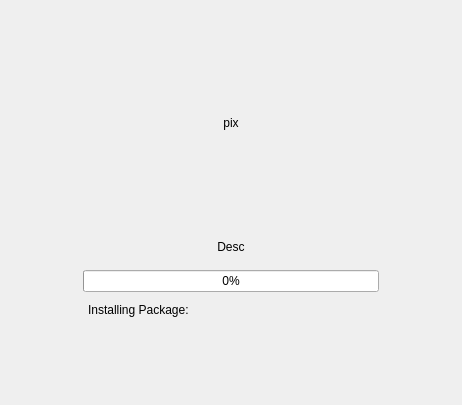
Old version of the form yali/gui/Ui/installwidget.ui in the repository dadas45li/yali.
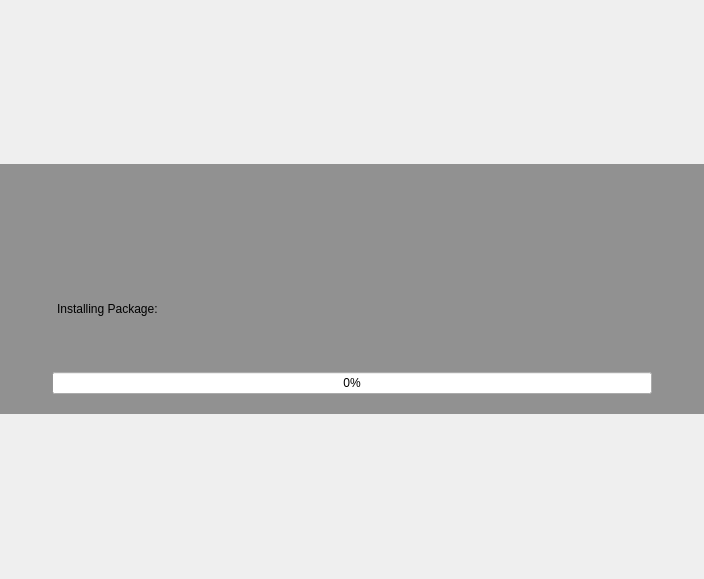
New version of the form. Icons and pictures are not drawn.

Commit message: modify install screen

What changed in the file:
```diff
--- a/yali/gui/Ui/installwidget.ui
+++ b/yali/gui/Ui/installwidget.ui
@@ -6,32 +6,106 @@
    <rect>
     <x>0</x>
     <y>0</y>
-    <width>462</width>
-    <height>405</height>
+    <width>704</width>
+    <height>579</height>
    </rect>
   </property>
   <property name="windowTitle">
    <string>Form3</string>
   </property>
   <layout class="QGridLayout" name="gridLayout">
-   <item row="0" column="0" colspan="2">
-    <spacer>
-     <property name="orientation">
-      <enum>Qt::Horizontal</enum>
-     </property>
-     <property name="sizeType">
-      <enum>QSizePolicy::Expanding</enum>
-     </property>
-     <property name="sizeHint" stdset="0">
+   <property name="margin">
+    <number>0</number>
+   </property>
+   <property name="spacing">
+    <number>0</number>
+   </property>
+   <item row="0" column="0">
+    <widget class="QFrame" name="frame">
+     <property name="sizePolicy">
+      <sizepolicy hsizetype="Expanding" vsizetype="Maximum">
+       <horstretch>0</horstretch>
+       <verstretch>0</verstretch>
+      </sizepolicy>
+     </property>
+     <property name="minimumSize">
       <size>
-       <width>138</width>
-       <height>171</height>
+       <width>600</width>
+       <height>250</height>
       </size>
      </property>
-    </spacer>
-   </item>
+     <property name="maximumSize">
+      <size>
+       <width>16777215</width>
+       <height>250</height>
+      </size>
+     </property>
+     <property name="styleSheet">
+      <string notr="true">#frame{
+background-color: rgba(0,0,0,100);
+}
+
+
+QListView {
+     show-decoration-selected: 1; /* make the selection span the entire width of the view */
+ }
+
+ QListView::item{
+	border-radius: 2px;
+    border:0px;
+padding: 5px
+}
+
+ QListView::item:selected {
+border:0px;
+ }
+
+ QListView::item:selected:!active {
+     background-color: qlineargradient(spread:pad, x1:0.5, y1:1, x2:0.5, y2:0, stop:0 rgba(129, 3, 3, 255), stop:0.0192308 rgba(160, 35, 25, 255), stop:0.521739 rgba(166, 35, 29, 255), stop:0.531585 rgba(184, 46, 40, 255), stop:0.983696 rgba(168, 78, 74, 255), stop:1 rgba(210, 110, 110, 255));
+
+ }
+
+ QListView::item:selected:active {
+     background-color: qlineargradient(spread:pad, x1:0.5, y1:1, x2:0.5, y2:0, stop:0 rgba(129, 3, 3, 255), stop:0.0192308 rgba(160, 35, 25, 255), stop:0.521739 rgba(166, 35, 29, 255), stop:0.531585 rgba(184, 46, 40, 255), stop:0.983696 rgba(168, 78, 74, 255), stop:1 rgba(210, 110, 110, 255));
+ }
+
+ QListView::item:hover {
+     background-color: qlineargradient(spread:pad, x1:0.5, y1:1, x2:0.5, y2:0, stop:0 rgba(129, 3, 3, 100), stop:0.0192308 rgba(160, 35, 25, 100), stop:0.521739 rgba(166, 35, 29, 100), stop:0.531585 rgba(184, 46, 40, 100), stop:0.983696 rgba(168, 78, 74, 100), stop:1 rgba(210, 110, 110, 100));
+ }</string>
+     </property>
+     <property name="frameShape">
+      <enum>QFrame::NoFrame</enum>
+     </property>
+     <property name="frameShadow">
+      <enum>QFrame::Plain</enum>
+     </property>
+     <property name="lineWidth">
+      <number>0</number>
+     </property>
+     <layout class="QGridLayout" name="gridLayout_4">
+      <property name="leftMargin">
+       <number>0</number>
+      </property>
+      <property name="topMargin">
+       <number>10</number>
+      </property>
+      <property name="rightMargin">
+       <number>0</number>
+      </property>
+      <property name="bottomMargin">
+       <number>20</number>
+      </property>
+      <property name="horizontalSpacing">
+       <number>30</number>
+      </property>
+      <property name="verticalSpacing">
+       <number>0</number>
+      </property>
    <item row="0" column="2">
-    <layout class="QVBoxLayout">
+       <layout class="QVBoxLayout" name="verticalLayout">
+        <property name="spacing">
+         <number>0</number>
+        </property>
      <item>
       <widget class="QLabel" name="pix">
        <property name="sizePolicy">
@@ -40,8 +114,23 @@
          <verstretch>0</verstretch>
         </sizepolicy>
        </property>
+          <property name="minimumSize">
+           <size>
+            <width>0</width>
+            <height>246</height>
+           </size>
+          </property>
+          <property name="maximumSize">
+           <size>
+            <width>16777215</width>
+            <height>128</height>
+           </size>
+          </property>
        <property name="text">
-        <string>pix</string>
+           <string/>
+          </property>
+          <property name="pixmap">
+           <pixmap resource="../../data.qrc">:/gui/pics/welcome.png</pixmap>
        </property>
        <property name="alignment">
         <set>Qt::AlignCenter</set>
@@ -52,78 +141,6 @@
       </widget>
      </item>
      <item>
-      <widget class="QLabel" name="desc">
-       <property name="text">
-        <string>Desc</string>
-       </property>
-       <property name="alignment">
-        <set>Qt::AlignCenter</set>
-       </property>
-       <property name="wordWrap">
-        <bool>true</bool>
-       </property>
-      </widget>
-     </item>
-    </layout>
-   </item>
-   <item row="0" column="3" colspan="2">
-    <spacer>
-     <property name="orientation">
-      <enum>Qt::Horizontal</enum>
-     </property>
-     <property name="sizeType">
-      <enum>QSizePolicy::Expanding</enum>
-     </property>
-     <property name="sizeHint" stdset="0">
-      <size>
-       <width>138</width>
-       <height>161</height>
-      </size>
-     </property>
-    </spacer>
-   </item>
-   <item row="1" column="0" colspan="5">
-    <spacer>
-     <property name="orientation">
-      <enum>Qt::Vertical</enum>
-     </property>
-     <property name="sizeType">
-      <enum>QSizePolicy::Fixed</enum>
-     </property>
-     <property name="sizeHint" stdset="0">
-      <size>
-       <width>431</width>
-       <height>10</height>
-      </size>
-     </property>
-    </spacer>
-   </item>
-   <item row="2" column="0">
-    <spacer name="horizontalSpacer">
-     <property name="orientation">
-      <enum>Qt::Horizontal</enum>
-     </property>
-     <property name="sizeType">
-      <enum>QSizePolicy::Fixed</enum>
-     </property>
-     <property name="sizeHint" stdset="0">
-      <size>
-       <width>40</width>
-       <height>104</height>
-      </size>
-     </property>
-    </spacer>
-   </item>
-   <item row="2" column="1" colspan="3">
-    <layout class="QVBoxLayout" name="verticalLayout">
-     <item>
-      <widget class="QProgressBar" name="progress">
-       <property name="value">
-        <number>0</number>
-       </property>
-      </widget>
-     </item>
-     <item>
       <widget class="QLabel" name="info">
        <property name="minimumSize">
         <size>
@@ -145,16 +162,26 @@
        </property>
       </widget>
      </item>
-    </layout>
-   </item>
-   <item row="2" column="4">
-    <spacer name="horizontalSpacer_2">
+        <item>
+         <widget class="QProgressBar" name="progress">
+          <property name="minimumSize">
+           <size>
+            <width>600</width>
+            <height>0</height>
+           </size>
+          </property>
+          <property name="value">
+           <number>0</number>
+          </property>
+         </widget>
+        </item>
+       </layout>
+      </item>
+      <item row="0" column="3">
+       <spacer name="horizontalSpacer_3">
      <property name="orientation">
       <enum>Qt::Horizontal</enum>
      </property>
-     <property name="sizeType">
-      <enum>QSizePolicy::Fixed</enum>
-     </property>
      <property name="sizeHint" stdset="0">
       <size>
        <width>40</width>
@@ -163,21 +190,21 @@
      </property>
     </spacer>
    </item>
-   <item row="3" column="1" colspan="3">
-    <spacer name="verticalSpacer">
+      <item row="0" column="0">
+       <spacer name="horizontalSpacer_4">
      <property name="orientation">
-      <enum>Qt::Vertical</enum>
-     </property>
-     <property name="sizeType">
-      <enum>QSizePolicy::Fixed</enum>
-     </property>
+         <enum>Qt::Horizontal</enum>
+        </property>
      <property name="sizeHint" stdset="0">
       <size>
-       <width>20</width>
+          <width>40</width>
        <height>20</height>
       </size>
      </property>
     </spacer>
+      </item>
+     </layout>
+    </widget>
    </item>
   </layout>
  </widget>
```
Left out of the diff: 4 changed lines with no effect on the pictures. Lines whose indentation alone changed are shown as unchanged. The commit also changes 1 other file.
